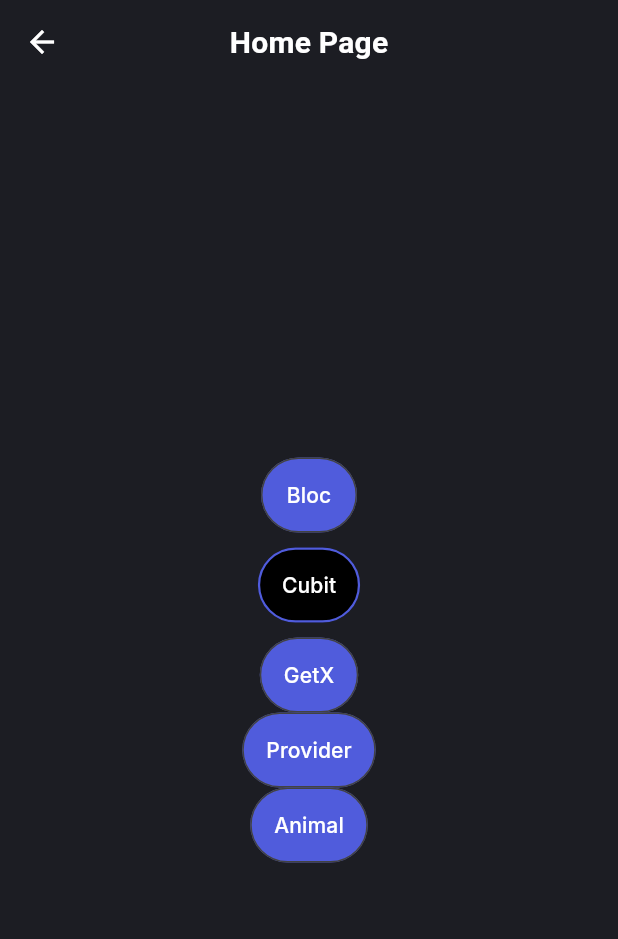
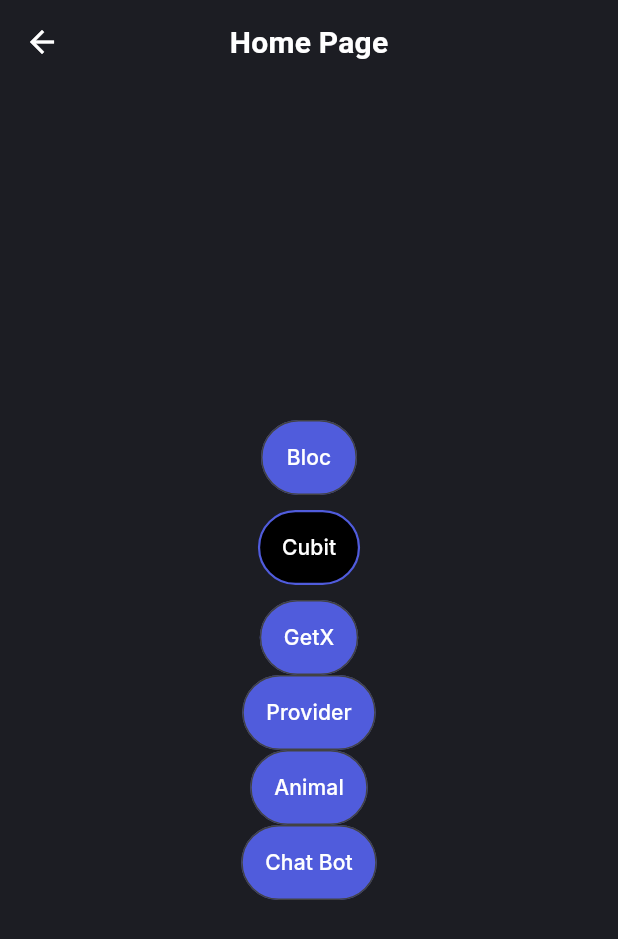
Before and after one commit to Huy28122003/training_softdreams, a Flutter app: the HomeScreen screen opened by its route, on a phone screen of 412 x 824 dp. Shown: the top 939 px of the screen. Run offline on Flutter 3.47's test engine with Material 3 defaults, Android fonts, the light colour scheme and no system bars; our stand-ins replace bloc, cloud_firestore, connectivity_plus, dartz, device_info_plus, dio and 17 more; missing offline and left inert: flutter_inappwebview, otp_pin_field; accounts and stored records are empty; generated files the repository leaves out were written again.

Commit message:
add web view chat bot page

```diff
--- a/lib/app/app_pages.dart
+++ b/lib/app/app_pages.dart
@@ -5,6 +5,7 @@
 import 'package:training_softdreams/presentation/pages/animal/view/animal_view.dart';
 import 'package:training_softdreams/presentation/pages/auth/binding/auth_binding.dart';
 import 'package:training_softdreams/presentation/pages/auth/view/auth_view.dart';
+import 'package:training_softdreams/presentation/pages/chat_bot/chat_bot_page.dart';
 import '../presentation/pages/demo_getx/binding/demo_getx_binding.dart';
 import '../presentation/pages/demo_getx/view/demo_getx_view.dart';
 import '../presentation/pages/demo_provider/demo_provider_screen.dart';
@@ -60,5 +61,9 @@
       page: () => AnimalView(),
       binding: AnimalBinding(),
     ),
+    GetPage(
+      name: AppRoutes.chatBot,
+      page: () => ChatbotPage(),
+    ),
   ];
 }
--- a/lib/app/app_routes.dart
+++ b/lib/app/app_routes.dart
@@ -8,4 +8,5 @@
   static const demoProvider = '/demoProvider';
   static const auth = '/auth';
   static const animal = '/animal';
+  static const chatBot = '/chatBot';
 }
--- a/lib/presentation/pages/home/home_screen.dart
+++ b/lib/presentation/pages/home/home_screen.dart
@@ -48,6 +48,12 @@
                 },
                 child: const Text('Animal'),
               ),
+              ElevatedButton(
+                onPressed: () {
+                  Get.toNamed(AppRoutes.chatBot);
+                },
+                child: const Text('Chat Bot'),
+              ),
             ],
           ),
         ),
--- a/pubspec.yaml
+++ b/pubspec.yaml
@@ -66,6 +66,9 @@
   firebase_messaging: ^15.2.9
   flutter_local_notifications: ^19.3.0
   http: ^1.5.0
+  sqflite_common_ffi_web: ^0.4.5+4
+  otp_pin_field: ^1.4.1
+  flutter_inappwebview: ^6.1.5
 
 dev_dependencies:
   flutter_test:
```
